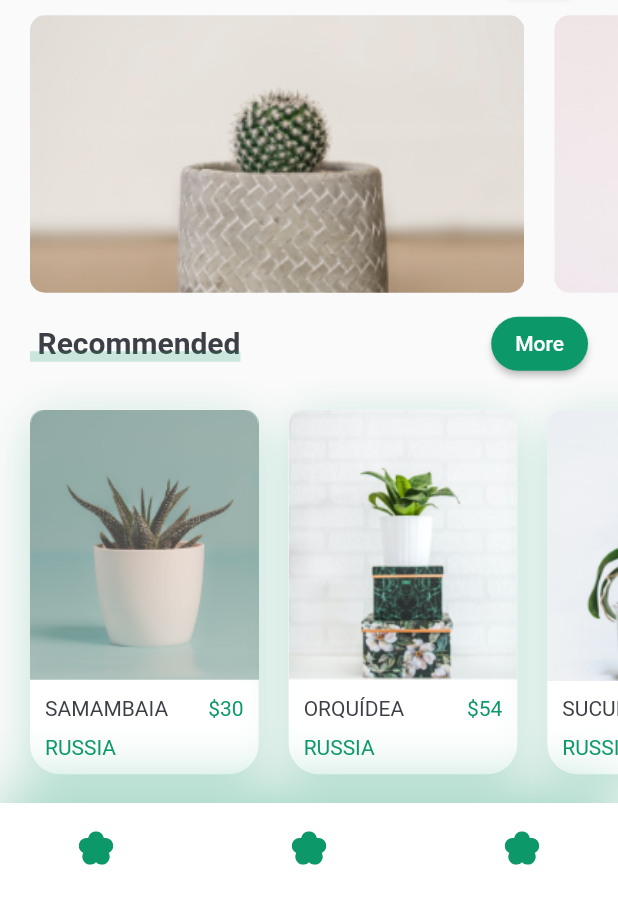
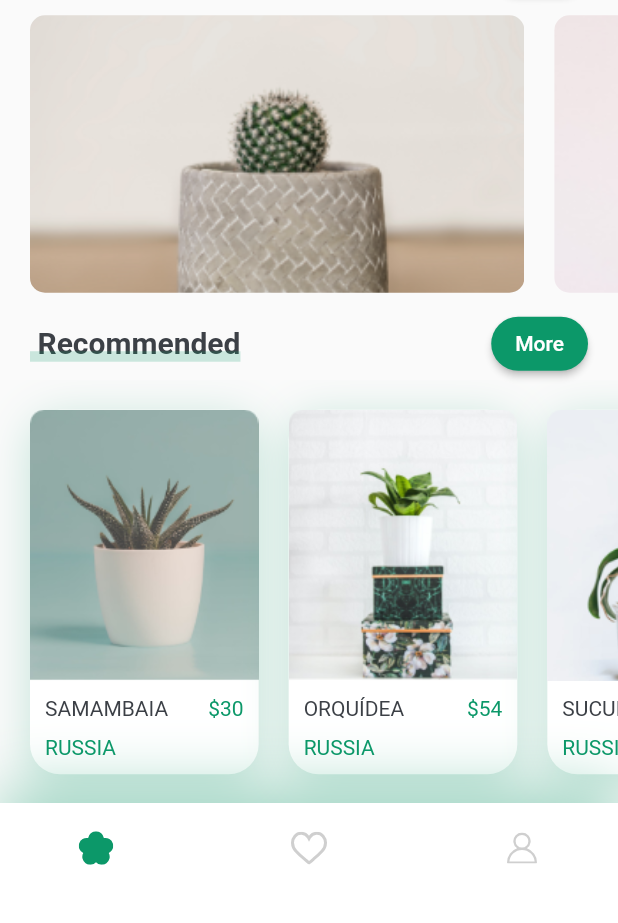
Before and after one commit to herlmanoel/plant-app-flutter, a Flutter app: the screen it shows after launch, scrolled down 461 dp, on a phone screen of 412 x 824 dp, the part 313-1236 px from its top. Run offline on Flutter 3.47's test engine with Material 2 defaults, Android fonts, the phone set to English and light mode, and no system bars; our stand-ins replace flutter_svg.

Commit message:
feat: add icons nav bar bottom

```diff
--- a/lib/src/screens/home/components/nav_bar.dart
+++ b/lib/src/screens/home/components/nav_bar.dart
@@ -31,16 +31,16 @@ class NavBarBottom extends StatelessWidget {
         mainAxisAlignment: MainAxisAlignment.spaceBetween,
         children: [
           IconButton(
+            icon: SvgPicture.asset("assets/icons/flower.svg"),
             onPressed: () {},
-            icon: SvgPicture.asset('assets/icons/flower.svg'),
           ),
           IconButton(
+            icon: SvgPicture.asset("assets/icons/heart-icon.svg"),
             onPressed: () {},
-            icon: SvgPicture.asset('assets/icons/flower.svg'),
           ),
           IconButton(
+            icon: SvgPicture.asset("assets/icons/user-icon.svg"),
             onPressed: () {},
-            icon: SvgPicture.asset('assets/icons/flower.svg'),
           ),
         ],
       ),
```
